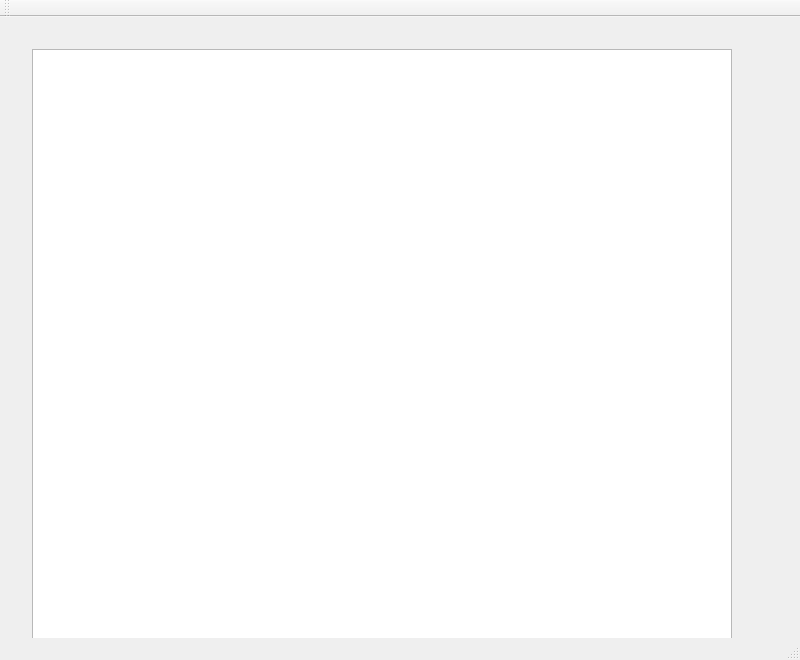
First picture: the form in Family Computer Simulator/mainwindow.ui, repository ohto-ai/Family-Computer-Simulator, before the edit.
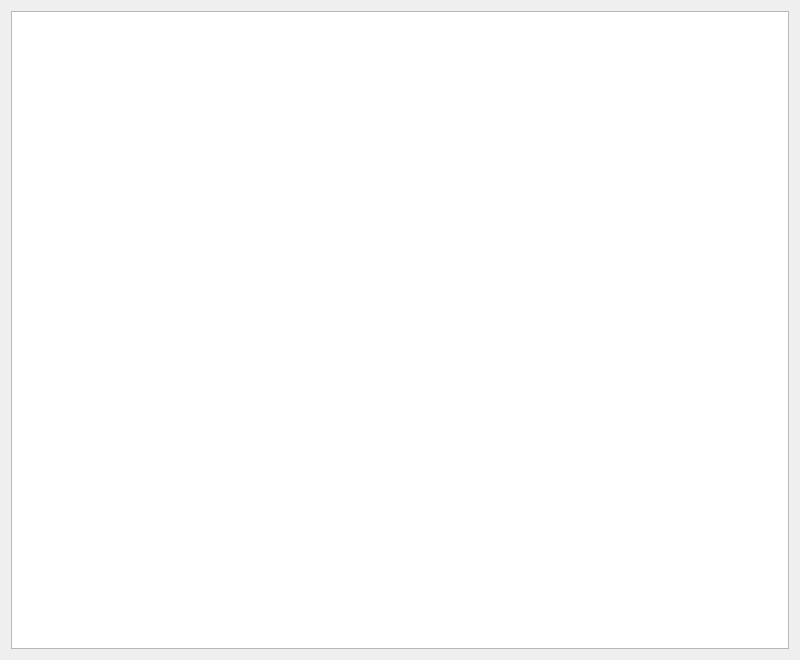
Second picture: the form after the edit.

Commit message: Upgrade to VS2022

What changed in the file:
```diff
--- a/Family Computer Simulator/mainwindow.ui
+++ b/Family Computer Simulator/mainwindow.ui
@@ -14,36 +14,12 @@
    <string>MainWindow</string>
   </property>
   <widget class="QWidget" name="centralWidget">
-   <widget class="QGraphicsView" name="graphicsView">
-    <property name="geometry">
-     <rect>
-      <x>32</x>
-      <y>32</y>
-      <width>700</width>
-      <height>600</height>
-     </rect>
-    </property>
-   </widget>
+   <layout class="QGridLayout" name="gridLayout">
+    <item row="0" column="0">
+     <widget class="QGraphicsView" name="graphicsView"/>
+    </item>
+   </layout>
   </widget>
-  <widget class="QMenuBar" name="menuBar">
-   <property name="geometry">
-    <rect>
-     <x>0</x>
-     <y>0</y>
-     <width>800</width>
-     <height>22</height>
-    </rect>
-   </property>
-  </widget>
-  <widget class="QToolBar" name="mainToolBar">
-   <attribute name="toolBarArea">
-    <enum>TopToolBarArea</enum>
-   </attribute>
-   <attribute name="toolBarBreak">
-    <bool>false</bool>
-   </attribute>
-  </widget>
-  <widget class="QStatusBar" name="statusBar"/>
  </widget>
  <layoutdefault spacing="6" margin="11"/>
  <resources/>
```
The commit also changes 1 other file.
